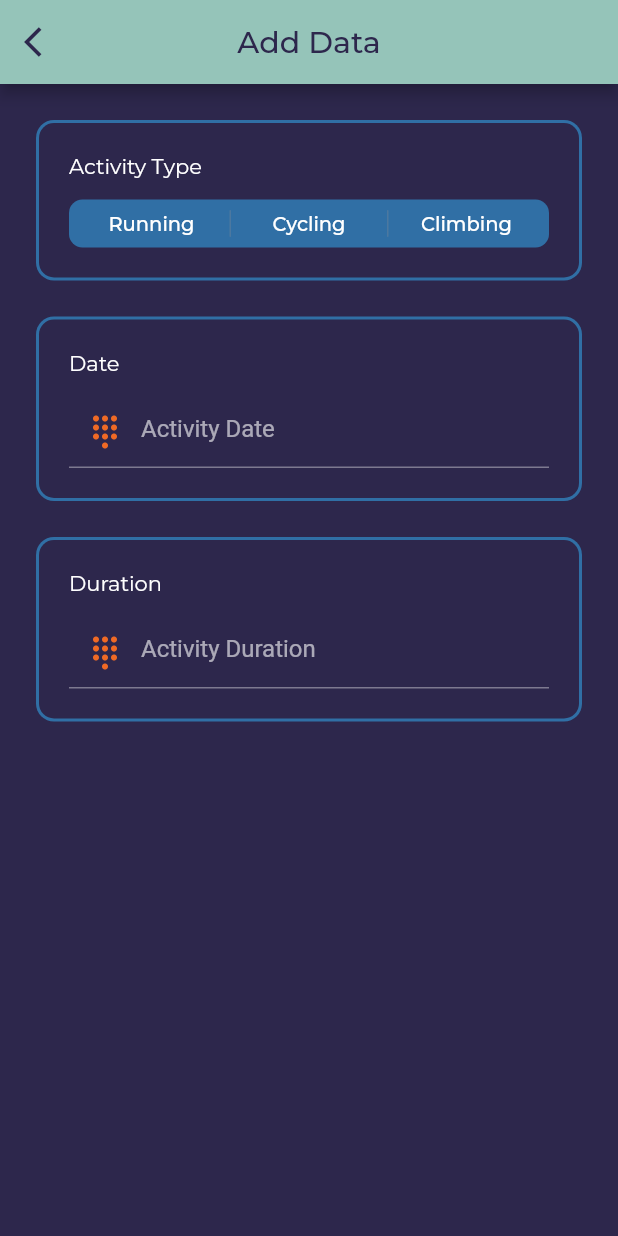
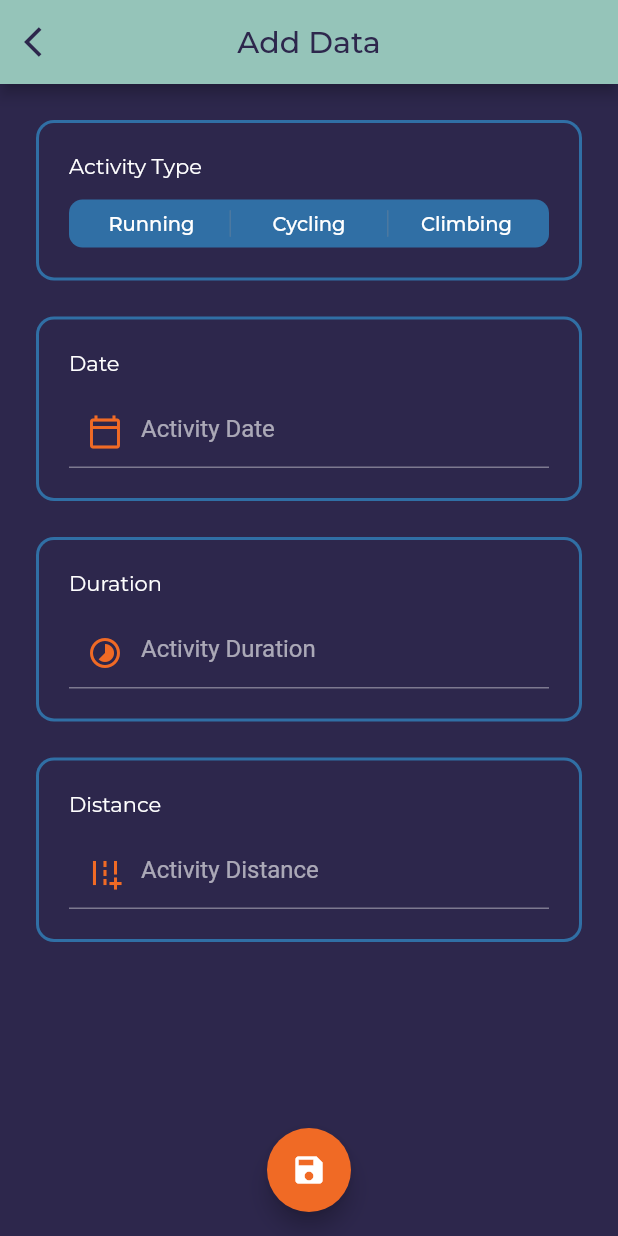
Before and after one commit to luuuuk/datavisualizationapp, a Flutter app: the AddDataScreen screen opened by its route, on a phone screen of 412 x 824 dp. Run offline on Flutter 3.47's test engine with Material 2 defaults, Android fonts, the phone set to English and light mode, and no system bars; our stand-ins replace google_fonts.

Commit message:
Updated AddDataScreen and finished Activity implementation

```diff
--- a/lib/models/activity.dart
+++ b/lib/models/activity.dart
@@ -0,0 +1,14 @@
+enum ActivityType{
+  running,
+  cycling,
+  climbing
+}
+
+class Activity{
+  ActivityType activityType;
+  DateTime date;
+  Duration duration;
+  int distance;
+
+  Activity(this.activityType, this.date, this.duration, this.distance);
+}
--- a/lib/screens/add_data_screen.dart
+++ b/lib/screens/add_data_screen.dart
@@ -1,7 +1,9 @@
+import 'package:data_visualization_app/models/activity.dart';
 import 'package:data_visualization_app/widgets/border_container.dart';
 import 'package:flutter/cupertino.dart';
 import 'package:flutter/material.dart';
 import 'package:google_fonts/google_fonts.dart';
+import 'package:intl/intl.dart';
 
 import '../theme.dart';
 
@@ -28,11 +30,14 @@ class _AddDataScreenState extends State<AddDataScreen> {
       style: GoogleFonts.montserrat(),
     ),
   };
-  var segmentedControlGroupValue;
+  int segmentedControlGroupValue;
   TextEditingController _dateController = new TextEditingController();
   TextEditingController _timeController = new TextEditingController();
+  TextEditingController _distanceController = new TextEditingController();
   DateTime selectedDate = DateTime.now();
   Duration selectedDuration = new Duration();
+  bool isClimbing = false;
+  int selectedDistance = 0;
 
   @override
   Widget build(BuildContext context) {
@@ -56,7 +61,6 @@ class _AddDataScreenState extends State<AddDataScreen> {
       ),
       body: Container(
         color: ThemeColors.darkBlue,
-        child: Expanded(
         child: ListView(
           children: [
             BorderContainerWidget(
@@ -68,6 +72,7 @@ class _AddDataScreenState extends State<AddDataScreen> {
                   onValueChanged: (i) {
                     setState(() {
                       segmentedControlGroupValue = i;
+                      i == 2 ? isClimbing = true : isClimbing = false;
                     });
                   }),
               "Activity Type",
@@ -82,7 +87,7 @@ class _AddDataScreenState extends State<AddDataScreen> {
                     decoration: InputDecoration(
                       hintText: 'Activity Date',
                       prefixIcon: Icon(
-                          Icons.dialpad,
+                        Icons.calendar_today_outlined,
                         color: ThemeColors.orange,
                       ),
                     ),
@@ -101,7 +106,7 @@ class _AddDataScreenState extends State<AddDataScreen> {
                     decoration: InputDecoration(
                       hintText: 'Activity Duration',
                       prefixIcon: Icon(
-                          Icons.dialpad,
+                        Icons.timelapse,
                         color: ThemeColors.orange,
                       ),
                     ),
@@ -110,10 +115,43 @@ class _AddDataScreenState extends State<AddDataScreen> {
               ),
               "Duration",
             ),
+            AnimatedOpacity(
+              duration: Duration(seconds: 1),
+              opacity: isClimbing ? 0.0 : 1.0,
+              child: BorderContainerWidget(
+                TextFormField(
+                  onChanged: (String enteredDistance) => {
+                    setState(() {
+                      selectedDistance = int.parse(enteredDistance);
+                      _distanceController.value = TextEditingValue(text: enteredDistance);
+                    })
+                  },
+                  controller: _distanceController,
+                  keyboardType: TextInputType.number,
+                  decoration: InputDecoration(
+                    hintText: 'Activity Distance',
+                    prefixIcon: Icon(
+                      Icons.add_road_outlined,
+                      color: ThemeColors.orange,
+                    ),
+                  ),
+                ),
+                "Distance",
+              ),
+            ),
           ],
         ),
       ),
+      floatingActionButton: FloatingActionButton(
+        backgroundColor: ThemeColors.orange,
+        onPressed: () => saveEntries(),
+        tooltip: 'Save data',
+        child: Icon(
+          Icons.save,
+          color: Colors.white,
         ),
+      ),
+      floatingActionButtonLocation: FloatingActionButtonLocation.centerFloat,
     );
   }
 
@@ -129,7 +167,8 @@ class _AddDataScreenState extends State<AddDataScreen> {
               onDateTimeChanged: (DateTime newdate) {
                 setState(() {
                   selectedDate = newdate;
-                  _dateController.value = TextEditingValue(text: selectedDate.toString());
+                  _dateController.value = TextEditingValue(
+                      text: DateFormat('dd.MM.yyyy').format(selectedDate));
                 });
               },
               minimumYear: 2000,
@@ -156,11 +195,31 @@ class _AddDataScreenState extends State<AddDataScreen> {
               onTimerDurationChanged: (Duration changedtimer) {
                 setState(() {
                   selectedDuration = changedtimer;
-                  _timeController.value = TextEditingValue(text: selectedDuration.toString());
+                  _timeController.value =
+                      TextEditingValue(text: format(changedtimer));
                 });
               },
             ),
           );
         });
   }
+
+  /// Method to format a given duration
+  format(Duration d) => d.toString().split('.').first.padLeft(8, "0");
+
+  /// Method to save the entries on the screen
+  void saveEntries(){
+    ActivityType activityType;
+    switch(segmentedControlGroupValue){
+      case 0: activityType = ActivityType.running;
+      break;
+      case 1: activityType = ActivityType.cycling;
+      break;
+      case 2: activityType = ActivityType.climbing;
+      break;
+      default: activityType = ActivityType.running;
     }
+
+    Activity newActivity = Activity(activityType, selectedDate, selectedDuration, selectedDistance);
+  }
+}
```
Lines whose indentation alone changed are shown as unchanged.
